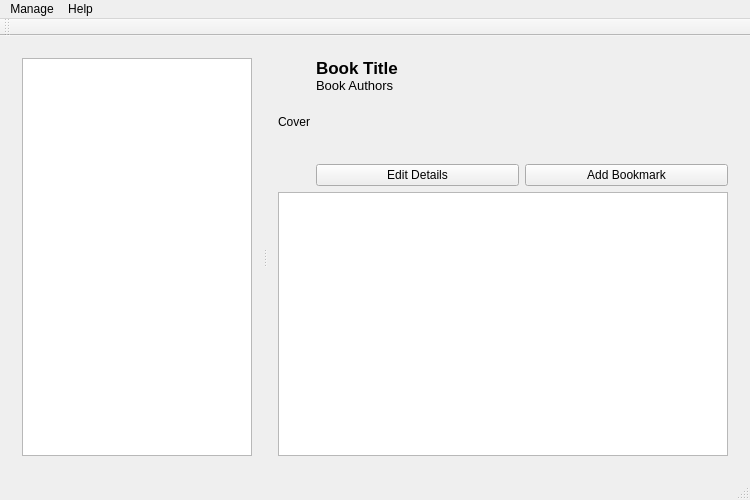
Old version of the form mainwindow.ui in the repository nathanpc/bookmarked.
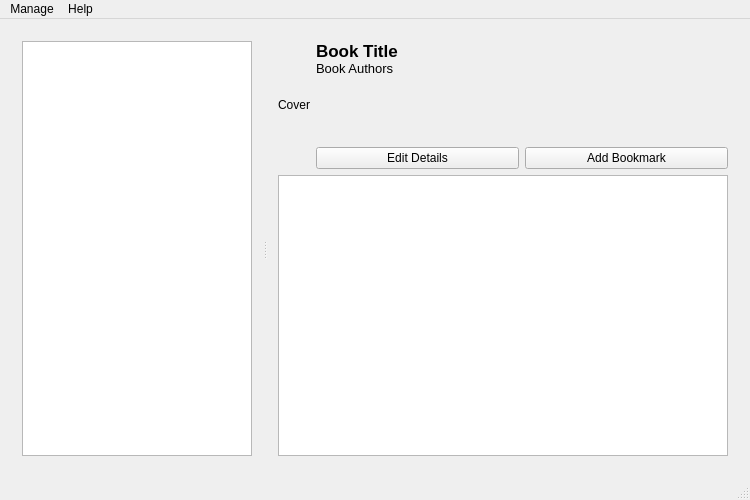
New version of the form.

Commit message: #1 Reload the books list after adding a new book

What changed in the file:
```diff
--- a/mainwindow.ui
+++ b/mainwindow.ui
@@ -291,14 +291,6 @@
    <addaction name="menuManage"/>
    <addaction name="menuHelp"/>
   </widget>
-  <widget class="QToolBar" name="mainToolBar">
-   <attribute name="toolBarArea">
-    <enum>TopToolBarArea</enum>
-   </attribute>
-   <attribute name="toolBarBreak">
-    <bool>false</bool>
-   </attribute>
-  </widget>
   <widget class="QStatusBar" name="statusBar"/>
   <action name="actionNew_Book">
    <property name="text">
```
Left out of the diff: 2 changed lines with no effect on the pictures. The commit also changes 2 other files.
